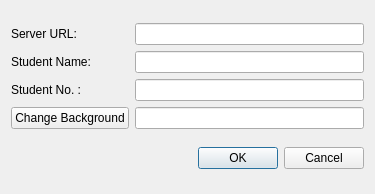
zsz12251665/HOSS-Client, file Settings_EditDialog.ui: the form before one commit.
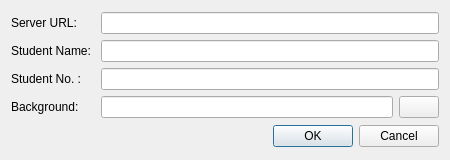
The form after the commit. Icons and pictures are not drawn.

```diff
--- a/Settings_EditDialog.ui
+++ b/Settings_EditDialog.ui
@@ -6,8 +6,8 @@
    <rect>
     <x>0</x>
     <y>0</y>
-    <width>375</width>
-    <height>194</height>
+    <width>450</width>
+    <height>160</height>
    </rect>
   </property>
   <property name="windowTitle">
@@ -16,19 +16,6 @@
   <layout class="QVBoxLayout" name="verticalLayout">
    <item>
     <layout class="QGridLayout" name="gridLayout">
-     <item row="1" column="1">
-      <widget class="QLineEdit" name="edit_name"/>
-     </item>
-     <item row="2" column="1">
-      <widget class="QLineEdit" name="edit_number"/>
-     </item>
-     <item row="2" column="0">
-      <widget class="QLabel" name="label_number">
-       <property name="text">
-        <string>Student No. : </string>
-       </property>
-      </widget>
-     </item>
      <item row="0" column="0">
       <widget class="QLabel" name="label_server">
        <property name="text">
@@ -36,7 +23,7 @@
        </property>
       </widget>
      </item>
-     <item row="0" column="1">
+     <item row="0" column="1" colspan="2">
       <widget class="QLineEdit" name="edit_server"/>
      </item>
      <item row="1" column="0">
@@ -46,16 +33,37 @@
        </property>
       </widget>
      </item>
+     <item row="1" column="1" colspan="2">
+      <widget class="QLineEdit" name="edit_name"/>
+     </item>
+     <item row="2" column="0">
+      <widget class="QLabel" name="label_number">
+       <property name="text">
+        <string>Student No. : </string>
+       </property>
+      </widget>
+     </item>
+     <item row="2" column="1" colspan="2">
+      <widget class="QLineEdit" name="edit_number"/>
+     </item>
      <item row="3" column="0">
-      <widget class="QPushButton" name="change_background">
+      <widget class="QLabel" name="label_background">
        <property name="text">
-        <string>Change Background</string>
+        <string>Background: </string>
        </property>
       </widget>
      </item>
      <item row="3" column="1">
       <widget class="QLineEdit" name="edit_background"/>
      </item>
+     <item row="3" column="2">
+      <widget class="QPushButton" name="button_background">
+       <property name="icon">
+        <iconset resource="FontAwesome.min.qrc">
+         <normaloff>:/FontAwesome/svgs/solid/folder-open.svg</normaloff>:/FontAwesome/svgs/solid/folder-open.svg</iconset>
+       </property>
+      </widget>
+     </item>
     </layout>
    </item>
    <item>
```
Left out of the diff: 4 changed lines with no effect on the pictures.
